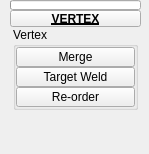
The window that ui/level_3/polygons_vertex.ui (m3trik/Scripts_portable) describes before a commit, drawn with Qt 5.
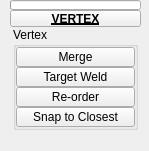
The same window after the commit. Custom widgets are drawn as their Qt base class.

```diff
--- a/ui/level_3/polygons_vertex.ui
+++ b/ui/level_3/polygons_vertex.ui
@@ -10,7 +10,7 @@
     <x>0</x>
     <y>0</y>
     <width>149</width>
-    <height>154</height>
+    <height>151</height>
    </rect>
   </property>
   <property name="minimumSize">
@@ -362,6 +362,34 @@
               </property>
              </widget>
             </item>
+            <item row="3" column="0" colspan="2">
+             <widget class="TkToolButton" name="tb009">
+              <property name="enabled">
+               <bool>true</bool>
+              </property>
+              <property name="minimumSize">
+               <size>
+                <width>0</width>
+                <height>20</height>
+               </size>
+              </property>
+              <property name="maximumSize">
+               <size>
+                <width>999</width>
+                <height>20</height>
+               </size>
+              </property>
+              <property name="toolTip">
+               <string>&lt;html&gt;&lt;head/&gt;&lt;body&gt;&lt;p&gt;&lt;span style=&quot; font-weight:600;&quot;&gt;Snap vertices from one object to another.&lt;/span&gt;&lt;/p&gt;&lt;p&gt;&lt;br/&gt;&lt;/p&gt;&lt;p&gt;&lt;span style=&quot; font-style:italic;&quot;&gt;The vertices of the first selected object will be snapped to those of the second.&lt;/span&gt;&lt;/p&gt;&lt;/body&gt;&lt;/html&gt;</string>
+              </property>
+              <property name="layoutDirection">
+               <enum>Qt::LeftToRight</enum>
+              </property>
+              <property name="text">
+               <string>Snap to Closest</string>
+              </property>
+             </widget>
+            </item>
            </layout>
           </widget>
          </item>
```
Left out of the diff: 82 changed lines with no effect on the pictures.
